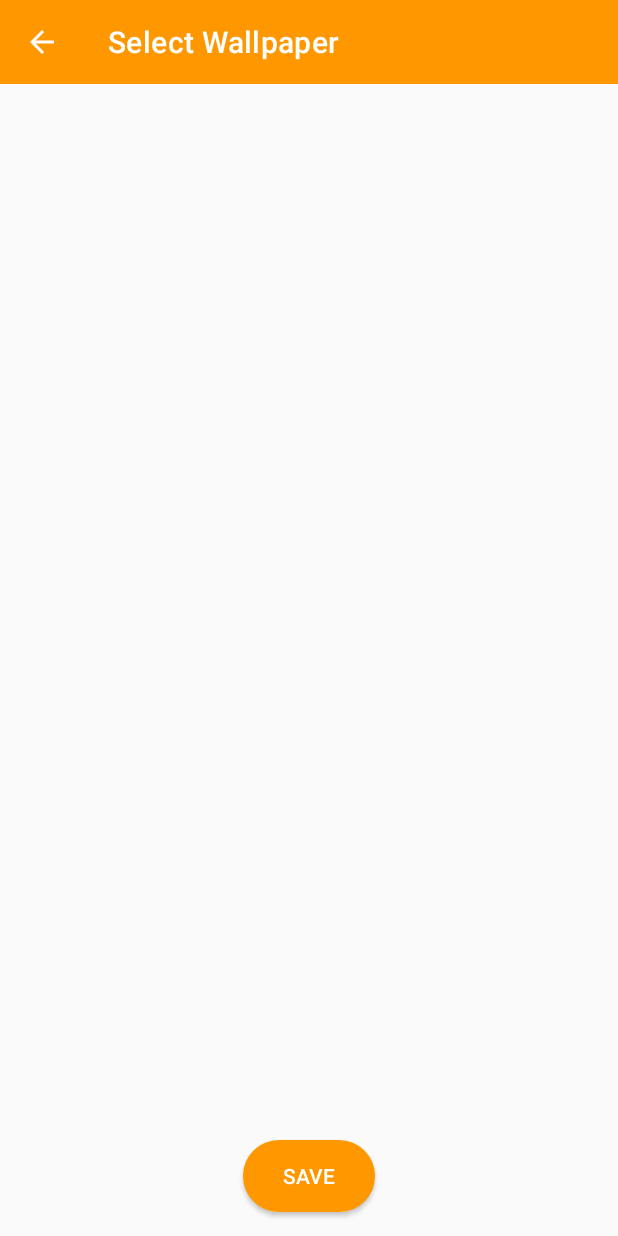
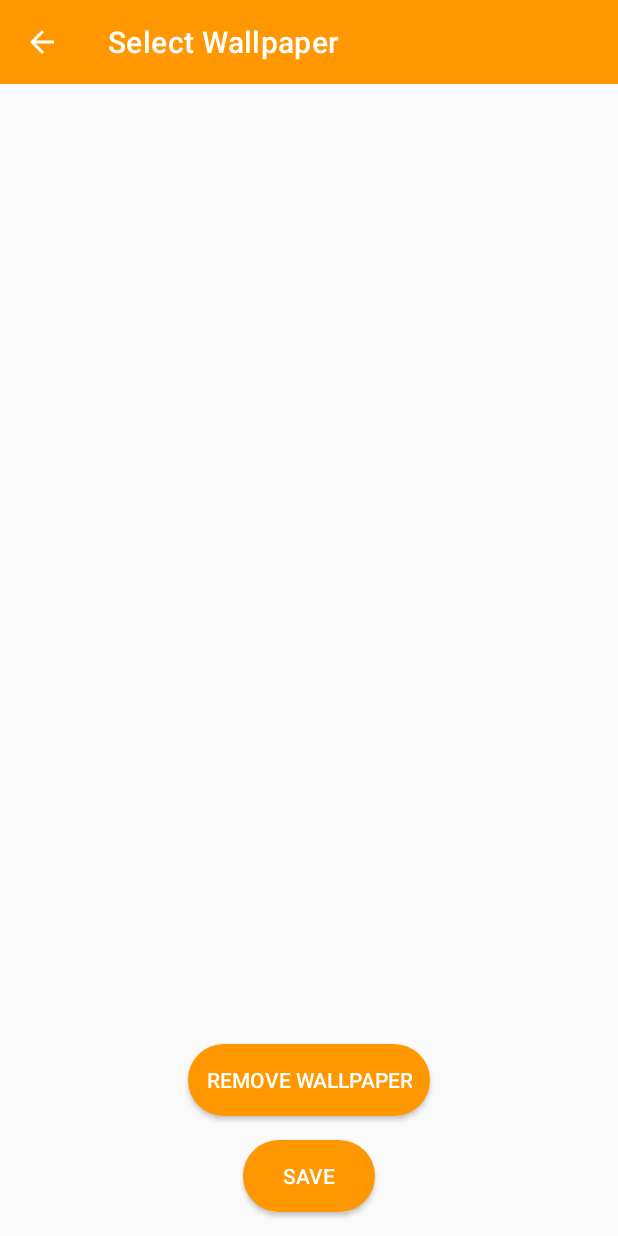
Before and after one commit to AhmedJ561/ChatFlow, an Android app: the layout activity_wallpaper.xml on its own in the app's theme, with its tools: preview values and no code run, on a phone screen of 412 x 824 dp. Run offline under Robolectric (Android 15) with nearby library versions, the phone set to English and light mode, and no system bars.

Commit message:
fourth commit

```diff
--- a/app/src/main/AndroidManifest.xml
+++ b/app/src/main/AndroidManifest.xml
@@ -7,9 +7,9 @@
         android:allowBackup="true"
         android:dataExtractionRules="@xml/data_extraction_rules"
         android:fullBackupContent="@xml/backup_rules"
-        android:icon="@drawable/chat_icon"
+        android:icon="@drawable/logo"
         android:label="@string/app_name"
-        android:roundIcon="@drawable/chat_icon"
+        android:roundIcon="@drawable/logo"
         android:supportsRtl="true"
         android:theme="@style/Theme.ChatFlow"
         tools:targetApi="31">
--- a/app/src/main/res/drawable/btn_rounded_corner.xml
+++ b/app/src/main/res/drawable/btn_rounded_corner.xml
@@ -1,7 +1,7 @@
 <?xml version="1.0" encoding="utf-8"?>
 <shape android:shape="rectangle" xmlns:android="http://schemas.android.com/apk/res/android">
 
-    <stroke android:width="1dp" android:color="@color/white"/>
+    <stroke android:width="1dp" android:color="@color/my_secondary"/>
     <corners android:radius="40dp"/>
-    <solid android:color="@color/white"/>
+    <solid android:color="@color/my_secondary"/>
 </shape>
--- a/app/src/main/res/drawable/edit_text_rounded_corner.xml
+++ b/app/src/main/res/drawable/edit_text_rounded_corner.xml
@@ -1,6 +1,6 @@
 <?xml version="1.0" encoding="utf-8"?>
 <shape xmlns:android="http://schemas.android.com/apk/res/android" android:shape="rectangle">
-    <stroke android:width="1dp" android:color="@color/white"/>
+    <stroke android:width="1dp" android:color="@color/edit_text_color"/>
     <corners android:radius="10dp"/>
-    <solid android:color="@color/white"/>
+    <solid android:color="@color/edit_text_color"/>
 </shape>
--- a/app/src/main/res/layout/activity_login_phone_number.xml
+++ b/app/src/main/res/layout/activity_login_phone_number.xml
@@ -93,7 +93,10 @@
             app:ccp_showFlag="false"
             app:ccp_showNameCode="false"
             app:ccp_defaultPhoneCode="92"
-            android:id="@+id/login_countrycode"/>
+            android:id="@+id/login_countrycode"
+            app:ccp_contentColor="@color/text_color"
+            app:ccpDialog_textColor="@color/text_color"
+          />
 
         <EditText
             android:layout_width="match_parent"
--- a/app/src/main/res/layout/activity_wallpaper.xml
+++ b/app/src/main/res/layout/activity_wallpaper.xml
@@ -44,4 +44,18 @@
         app:layout_constraintBottom_toBottomOf="parent"
         app:layout_constraintEnd_toEndOf="parent"
         app:layout_constraintStart_toStartOf="parent" />
+    <androidx.appcompat.widget.AppCompatButton
+        android:id="@+id/button_remove_wallpaper"
+        android:layout_width="wrap_content"
+        android:layout_height="wrap_content"
+        android:layout_margin="16dp"
+        android:background="@drawable/btn_rounded_corner"
+        android:backgroundTint="@color/my_primary"
+        android:padding="12dp"
+        android:text="Remove Wallpaper"
+        android:textColor="@color/white"
+        app:layout_constraintBottom_toTopOf="@id/button_save_wallpaper"
+        app:layout_constraintEnd_toEndOf="parent"
+        app:layout_constraintStart_toStartOf="parent" />
+
 </androidx.constraintlayout.widget.ConstraintLayout>
--- a/app/src/main/res/layout/profile_pic_view.xml
+++ b/app/src/main/res/layout/profile_pic_view.xml
@@ -10,7 +10,7 @@
         android:background="@drawable/circular_bg"
         android:src="@drawable/person_icon"
         android:padding="4dp"
-        android:backgroundTint="@color/off_white"
+        android:backgroundTint="@color/my_secondary"
         android:layout_centerInParent="true"
         android:id="@+id/profile_pic_image_view"
         />
--- /dev/null
+++ b/app/src/main/res/values-night/colors.xml
@@ -0,0 +1,17 @@
+<?xml version="1.0" encoding="utf-8"?>
+<!-- res/values/colors.xml -->
+<resources>
+    <color name="my_primary">#FFAB40</color>
+    <color name="my_secondary">#FF7043</color>
+    <color name="black">#FF000000</color>
+    <color name="white">#FFFFFFFF</color>
+    <color name="off_white">#E0E0E0</color>
+    <color name="light_gray">#BDBDBD</color>
+    <color name="chat_color_sender">#42A5F5</color>
+    <color name="chat_color_receiver">#9CCC65</color>
+    <color name="my_primary_dark">#512DA8</color>
+    <color name="my_secondary_dark">#80CBC4</color>
+    <color name="dark_background">#121212</color>
+    <color name="edit_text_color">#616161</color>
+    <color name="text_color">#E0E0E0</color>
+</resources>
--- a/app/src/main/res/values-night/themes.xml
+++ b/app/src/main/res/values-night/themes.xml
@@ -1,5 +1,6 @@
+<!-- res/values-night/themes.xml -->
 <resources xmlns:tools="http://schemas.android.com/tools">
-    <!-- Base application theme. -->
+    <!-- Night mode application theme. -->
     <style name="Theme.ChatFlow" parent="Theme.MaterialComponents.DayNight.NoActionBar">
         <!-- Primary brand color. -->
         <item name="colorPrimary">@color/my_primary</item>
@@ -12,6 +13,7 @@
         <!-- Status bar color. -->
         <item name="android:statusBarColor">?attr/colorPrimaryVariant</item>
         <!-- Customize your theme here. -->
-        <item name="android:windowBackground">@color/off_white</item>
+        <item name="android:windowBackground">@color/dark_background</item>
+        <item name="android:textColorPrimary">@color/white</item>
     </style>
 </resources>
--- a/app/src/main/res/values/colors.xml
+++ b/app/src/main/res/values/colors.xml
@@ -15,4 +15,6 @@
     <color name="my_primary_dark">#3700B3</color>
     <color name="my_secondary_dark">#03DAC5</color>
     <color name="dark_background">#121212</color>
+    <color name="edit_text_color">#FAFAFA</color>
+    <color name="text_color">#FF000000</color>
 </resources>
```
Also changed, not shown: app/src/main/java/com/example/chatflow/ChatActivity.java (+14 -1 lines), app/src/main/java/com/example/chatflow/MainActivity.java (+13 -10 lines), app/src/main/java/com/example/chatflow/WallpaperActivity.java (+13 -0 lines), app/src/main/res/layout/activity_about.xml (+2 -6 lines), app/src/main/res/drawable/logo.png (added).
